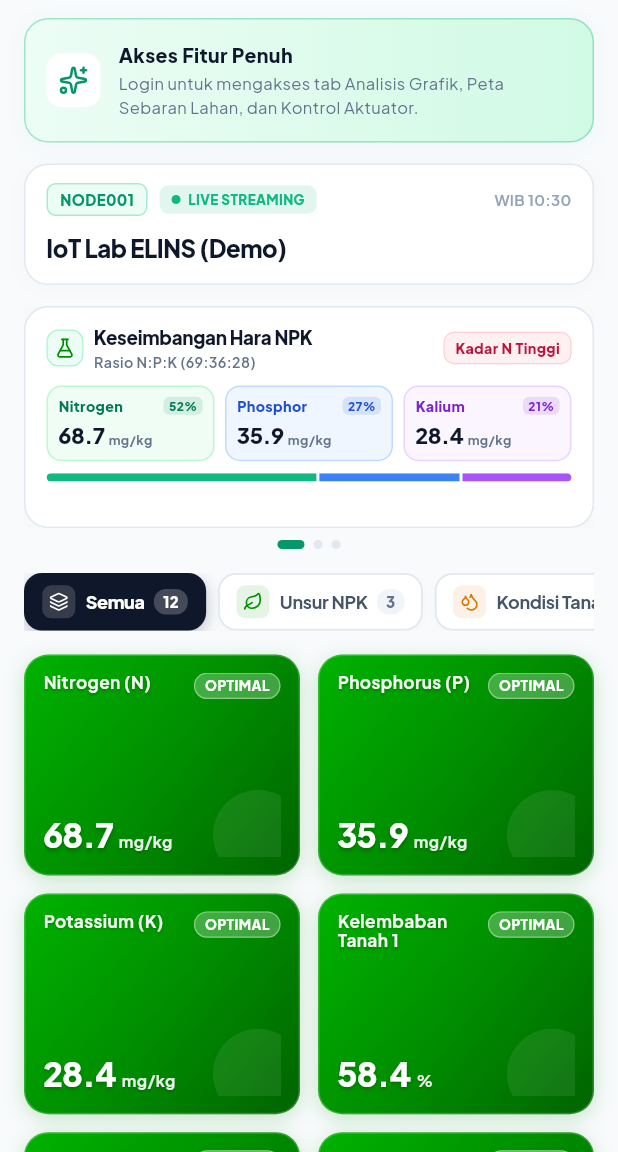
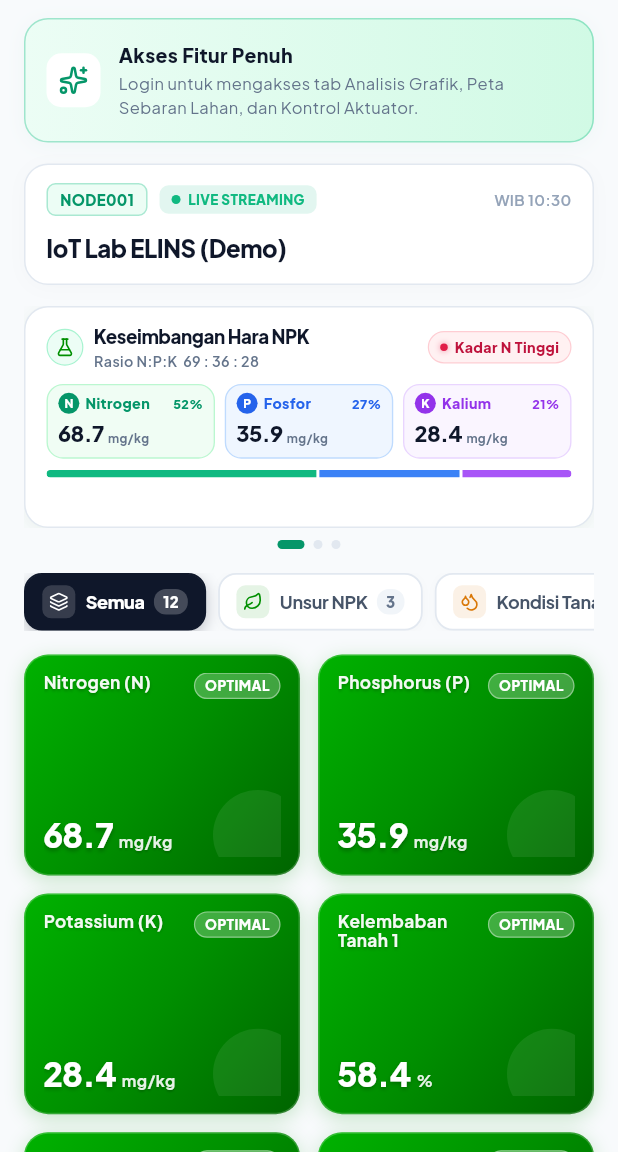
Before and after one commit to hanifnugrahaa/gconnect2026-mobile, a Flutter app: the screen it shows after launch, on a phone screen of 412 x 824 dp, the part 84-1236 px from its top. Run offline on Flutter 3.47's test engine with Material 3 defaults, Android fonts, the phone set to English and light mode, and no system bars; our stand-ins replace fl_chart, flutter_map, flutter_riverpod, flutter_secure_storage, google_fonts, latlong2 and 2 more; network calls fail.

Commit message:
style(npk): elevate NpkSummaryCard with chemical badges, live pulse dot, and refined micro-pills

```diff
--- a/lib/presentation/widgets/npk_summary_card.dart
+++ b/lib/presentation/widgets/npk_summary_card.dart
@@ -22,6 +22,13 @@ class NpkSummaryCard extends StatelessWidget {
     if (pVal < 15) return 'Defisiensi P';
     if (kVal < 20) return 'Defisiensi K';
     return 'Nutrisi Seimbang';
+  }
+
+  Color _getStatusDotColor() {
+    final status = _getNpkStatus();
+    if (status.contains('Tinggi') || status.contains('Kritis')) return const Color(0xFFE11D48);
+    if (status.contains('Rendah') || status.contains('Defisiensi')) return const Color(0xFFF59E0B);
+    return const Color(0xFF10B981);
   }
 
   Color _getStatusBg() {
@@ -53,18 +60,24 @@ class NpkSummaryCard extends StatelessWidget {
     final kRatio = (kVal / total) * 100;
 
     final statusText = _getNpkStatus();
+    final dotColor = _getStatusDotColor();
 
     return Container(
-      padding: const EdgeInsets.symmetric(horizontal: 14, vertical: 11),
+      padding: const EdgeInsets.symmetric(horizontal: 14, vertical: 10.5),
       decoration: BoxDecoration(
         color: Colors.white,
         borderRadius: BorderRadius.circular(16),
         border: Border.all(color: const Color(0xFFE2E8F0)),
         boxShadow: [
           BoxShadow(
-            color: Colors.black.withOpacity(0.025),
-            blurRadius: 10,
-            offset: const Offset(0, 2),
+            color: const Color(0xFF008F00).withOpacity(0.04),
+            blurRadius: 16,
+            offset: const Offset(0, 4),
+          ),
+          BoxShadow(
+            color: Colors.black.withOpacity(0.02),
+            blurRadius: 4,
+            offset: const Offset(0, 1),
           ),
         ],
       ),
@@ -79,13 +92,13 @@ class NpkSummaryCard extends StatelessWidget {
               Row(
                 children: [
                   Container(
-                    padding: const EdgeInsets.all(4.5),
+                    padding: const EdgeInsets.all(5),
                     decoration: BoxDecoration(
                       color: const Color(0xFFECFDF5),
-                      borderRadius: BorderRadius.circular(8),
+                      shape: BoxShape.circle,
                       border: Border.all(color: const Color(0xFFA7F3D0), width: 0.8),
                     ),
-                    child: const Icon(LucideIcons.flaskConical, size: 14, color: Color(0xFF008F00)),
+                    child: const Icon(LucideIcons.flaskConical, size: 13, color: Color(0xFF008F00)),
                   ),
                   const SizedBox(width: 7),
                   Column(
@@ -95,13 +108,13 @@ class NpkSummaryCard extends StatelessWidget {
                         'Keseimbangan Hara NPK',
                         style: TextStyle(
                           fontSize: 12.5,
-                          fontWeight: FontWeight.w800,
+                          fontWeight: FontWeight.w900,
                           color: Color(0xFF0F172A),
-                          letterSpacing: -0.2,
+                          letterSpacing: -0.3,
                         ),
                       ),
                       Text(
-                        'Rasio N:P:K (${nVal.toStringAsFixed(0)}:${pVal.toStringAsFixed(0)}:${kVal.toStringAsFixed(0)})',
+                        'Rasio N:P:K  ${nVal.toStringAsFixed(0)} : ${pVal.toStringAsFixed(0)} : ${kVal.toStringAsFixed(0)}',
                         style: const TextStyle(
                           fontSize: 9.5,
                           fontWeight: FontWeight.w600,
@@ -113,15 +126,33 @@ class NpkSummaryCard extends StatelessWidget {
                 ],
               ),
 
-              // Status Badge
+              // Status Badge with Live Dot
               Container(
-                padding: const EdgeInsets.symmetric(horizontal: 7, vertical: 3),
+                padding: const EdgeInsets.symmetric(horizontal: 7.5, vertical: 3),
                 decoration: BoxDecoration(
                   color: _getStatusBg(),
-                  borderRadius: BorderRadius.circular(7),
+                  borderRadius: BorderRadius.circular(20),
                   border: Border.all(color: _getStatusBorder(), width: 0.8),
                 ),
-                child: Text(
+                child: Row(
+                  mainAxisSize: MainAxisSize.min,
+                  children: [
+                    Container(
+                      width: 5,
+                      height: 5,
+                      decoration: BoxDecoration(
+                        color: dotColor,
+                        shape: BoxShape.circle,
+                        boxShadow: [
+                          BoxShadow(
+                            color: dotColor.withOpacity(0.5),
+                            blurRadius: 3,
+                          ),
+                        ],
+                      ),
+                    ),
+                    const SizedBox(width: 4.5),
+                    Text(
                       statusText,
                       style: TextStyle(
                         fontSize: 9.5,
@@ -129,49 +160,54 @@ class NpkSummaryCard extends StatelessWidget {
                         color: _getStatusText(),
                       ),
                     ),
+                  ],
+                ),
               ),
             ],
           ),
-          const SizedBox(height: 9),
+          const SizedBox(height: 8.5),
 
-          // 3 Column Values with Web Nuance Styling
+          // 3 Column Values with Aesthetic Micro-Pills
           Row(
             children: [
-              _buildNpkItem(
+              _buildAestheticNpkItem(
+                symbol: 'N',
                 title: 'Nitrogen',
                 val: nVal,
                 percent: nRatio,
+                accentColor: const Color(0xFF059669),
                 bgColor: const Color(0xFFF0FDF4),
                 borderColor: const Color(0xFFBBF7D0),
-                textColor: const Color(0xFF047857),
               ),
-              const SizedBox(width: 7),
-              _buildNpkItem(
-                title: 'Phosphor',
+              const SizedBox(width: 6.5),
+              _buildAestheticNpkItem(
+                symbol: 'P',
+                title: 'Fosfor',
                 val: pVal,
                 percent: pRatio,
+                accentColor: const Color(0xFF2563EB),
                 bgColor: const Color(0xFFEFF6FF),
                 borderColor: const Color(0xFFBFDBFE),
-                textColor: const Color(0xFF1D4ED8),
               ),
-              const SizedBox(width: 7),
-              _buildNpkItem(
+              const SizedBox(width: 6.5),
+              _buildAestheticNpkItem(
+                symbol: 'K',
                 title: 'Kalium',
                 val: kVal,
                 percent: kRatio,
+                accentColor: const Color(0xFF9333EA),
                 bgColor: const Color(0xFFFAF5FF),
                 borderColor: const Color(0xFFE9D5FF),
-                textColor: const Color(0xFF7E22CE),
               ),
             ],
           ),
-          const SizedBox(height: 8),
+          const SizedBox(height: 7.5),
 
           // Segmented Distribution Bar
           ClipRRect(
             borderRadius: BorderRadius.circular(4),
             child: SizedBox(
-              height: 5.5,
+              height: 5,
               child: Row(
                 children: [
                   Expanded(
@@ -207,55 +243,74 @@ class NpkSummaryCard extends StatelessWidget {
     );
   }
 
-  Widget _buildNpkItem({
+  Widget _buildAestheticNpkItem({
+    required String symbol,
     required String title,
     required double val,
     required double percent,
+    required Color accentColor,
     required Color bgColor,
     required Color borderColor,
-    required Color textColor,
   }) {
     return Expanded(
       child: Container(
-        padding: const EdgeInsets.symmetric(horizontal: 7, vertical: 5.5),
+        padding: const EdgeInsets.symmetric(horizontal: 7, vertical: 5),
         decoration: BoxDecoration(
           color: bgColor,
-          borderRadius: BorderRadius.circular(10),
-          border: Border.all(color: borderColor),
+          borderRadius: BorderRadius.circular(11),
+          border: Border.all(color: borderColor, width: 0.9),
         ),
         child: Column(
           crossAxisAlignment: CrossAxisAlignment.start,
           mainAxisSize: MainAxisSize.min,
           children: [
+            // Top Row: Chemical Symbol Chip + Title + Percent Badge
             Row(
-              mainAxisAlignment: MainAxisAlignment.spaceBetween,
               children: [
-                Text(
+                Container(
+                  width: 14,
+                  height: 14,
+                  alignment: Alignment.center,
+                  decoration: BoxDecoration(
+                    color: accentColor,
+                    shape: BoxShape.circle,
+                  ),
+                  child: Text(
+                    symbol,
+                    style: const TextStyle(
+                      fontSize: 8,
+                      fontWeight: FontWeight.w900,
+                      color: Colors.white,
+                      height: 1,
+                    ),
+                  ),
+                ),
+                const SizedBox(width: 4),
+                Expanded(
+                  child: Text(
                     title,
+                    maxLines: 1,
+                    overflow: TextOverflow.ellipsis,
                     style: TextStyle(
                       fontSize: 9.5,
                       fontWeight: FontWeight.w800,
-                    color: textColor,
+                      color: accentColor,
                     ),
                   ),
-                Container(
-                  padding: const EdgeInsets.symmetric(horizontal: 3.5, vertical: 0.5),
-                  decoration: BoxDecoration(
-                    color: textColor.withOpacity(0.12),
-                    borderRadius: BorderRadius.circular(4),
                 ),
-                  child: Text(
+                Text(
                   '${percent.toStringAsFixed(0)}%',
                   style: TextStyle(
-                      fontSize: 8,
+                    fontSize: 8.5,
                     fontWeight: FontWeight.w900,
-                      color: textColor,
-                    ),
+                    color: accentColor,
                   ),
                 ),
               ],
             ),
-            const SizedBox(height: 2.5),
+            const SizedBox(height: 3),
+
+            // Bottom Row: Value + Unit
             Row(
               crossAxisAlignment: CrossAxisAlignment.baseline,
               textBaseline: TextBaseline.alphabetic,
@@ -266,14 +321,14 @@ class NpkSummaryCard extends StatelessWidget {
                     fontSize: 14.5,
                     fontWeight: FontWeight.w900,
                     color: Color(0xFF0F172A),
-                    letterSpacing: -0.3,
+                    letterSpacing: -0.4,
                   ),
                 ),
                 const SizedBox(width: 2.5),
                 const Text(
                   'mg/kg',
                   style: TextStyle(
-                    fontSize: 8.5,
+                    fontSize: 8,
                     fontWeight: FontWeight.w700,
                     color: Color(0xFF64748B),
                   ),
```
Lines whose indentation alone changed are shown as unchanged.
